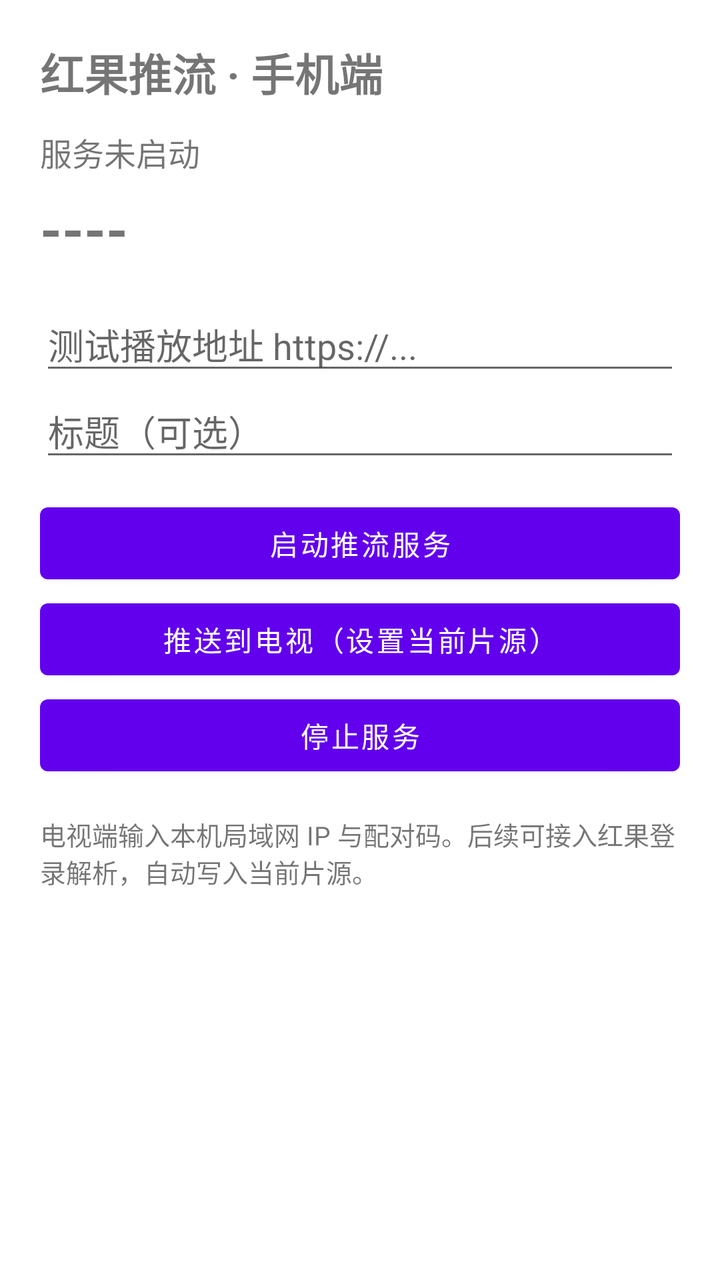
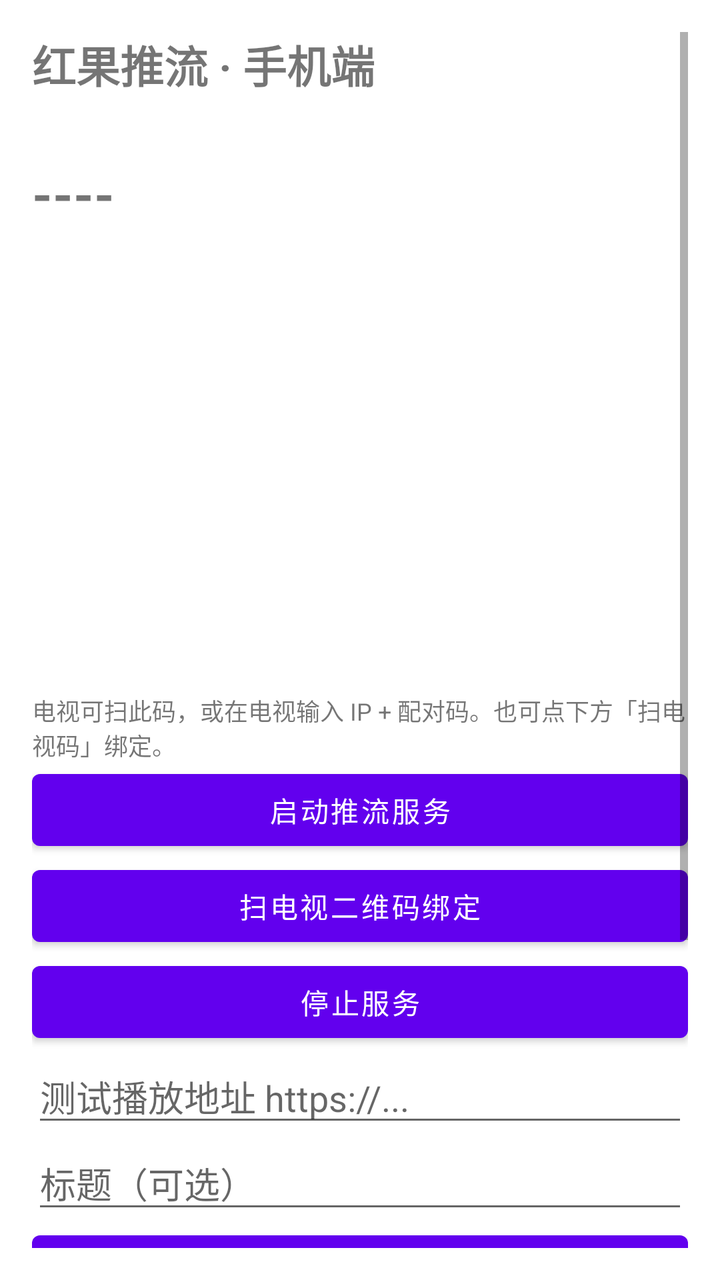

Screens rendered from an Android XML layout before and after an edit, with the pre-edit source and the edit as a unified diff.
<!-- AndroidManifest.xml: application theme Theme.HongguoPhone -->
<!-- res/layout/activity_main.xml -->
<?xml version="1.0" encoding="utf-8"?>
<ScrollView xmlns:android="http://schemas.android.com/apk/res/android"
    android:layout_width="match_parent"
    android:layout_height="match_parent"
    android:padding="20dp">
    <LinearLayout
        android:orientation="vertical"
        android:layout_width="match_parent"
        android:layout_height="wrap_content">
        <TextView
            android:layout_width="match_parent"
            android:layout_height="wrap_content"
            android:text="红果推流 · 手机端"
            android:textSize="22sp"
            android:textStyle="bold" />
        <TextView
            android:id="@+id/status"
            android:layout_width="match_parent"
            android:layout_height="wrap_content"
            android:layout_marginTop="12dp"
            android:textSize="16sp"
            android:text="服务未启动" />
        <TextView
            android:id="@+id/pairCode"
            android:layout_width="match_parent"
            android:layout_height="wrap_content"
            android:layout_marginTop="8dp"
            android:textSize="28sp"
            android:textStyle="bold"
            android:text="----" />
        <EditText
            android:id="@+id/urlInput"
            android:layout_width="match_parent"
            android:layout_height="wrap_content"
            android:layout_marginTop="16dp"
            android:hint="测试播放地址 https://..."
            android:inputType="textUri"
            android:minLines="2" />
        <EditText
            android:id="@+id/titleInput"
            android:layout_width="match_parent"
            android:layout_height="wrap_content"
            android:hint="标题（可选）"
            android:inputType="text" />
        <Button
            android:id="@+id/btnStart"
            android:layout_width="match_parent"
            android:layout_height="wrap_content"
            android:layout_marginTop="12dp"
            android:text="启动推流服务" />
        <Button
            android:id="@+id/btnPush"
            android:layout_width="match_parent"
            android:layout_height="wrap_content"
            android:text="推送到电视（设置当前片源）" />
        <Button
            android:id="@+id/btnStop"
            android:layout_width="match_parent"
            android:layout_height="wrap_content"
            android:text="停止服务" />
        <TextView
            android:layout_width="match_parent"
            android:layout_height="wrap_content"
            android:layout_marginTop="16dp"
            android:textSize="13sp"
            android:text="电视端输入本机局域网 IP 与配对码。后续可接入红果登录解析，自动写入当前片源。" />
    </LinearLayout>
</ScrollView>
<!-- resources referenced by this layout -->
<resources>
  <style name="Theme.HongguoPhone" parent="Theme.MaterialComponents.DayNight.NoActionBar" />
</resources>

<!-- the commit's change to res/layout/activity_main.xml (unified diff, before → after) -->
@@ -2,67 +2,70 @@
 <ScrollView xmlns:android="http://schemas.android.com/apk/res/android"
     android:layout_width="match_parent"
     android:layout_height="match_parent"
-    android:padding="20dp">
+    android:padding="16dp">
     <LinearLayout
         android:orientation="vertical"
         android:layout_width="match_parent"
         android:layout_height="wrap_content">
-        <TextView
+        <TextView android:layout_width="match_parent" android:layout_height="wrap_content"
+            android:text="红果推流 · 手机端" android:textSize="22sp" android:textStyle="bold" />
+        <TextView android:id="@+id/status" android:layout_width="match_parent"
+            android:layout_height="wrap_content" android:layout_marginTop="8dp" android:textSize="14sp" />
+        <TextView android:id="@+id/pairCode" android:layout_width="match_parent"
+            android:layout_height="wrap_content" android:textSize="26sp" android:textStyle="bold"
+            android:layout_marginTop="4dp" android:text="----" />
+        <ImageView android:id="@+id/qrImage" android:layout_width="220dp" android:layout_height="220dp"
+            android:layout_gravity="center_horizontal" android:layout_marginTop="8dp"
+            android:contentDescription="绑定二维码" />
+        <TextView android:layout_width="match_parent" android:layout_height="wrap_content"
+            android:text="电视可扫此码，或在电视输入 IP + 配对码。也可点下方「扫电视码」绑定。"
+            android:textSize="12sp" android:layout_marginTop="4dp" />
+
+        <Button android:id="@+id/btnStart" android:layout_width="match_parent"
+            android:layout_height="wrap_content" android:text="启动推流服务" />
+        <Button android:id="@+id/btnScanTv" android:layout_width="match_parent"
+            android:layout_height="wrap_content" android:text="扫电视二维码绑定" />
+        <Button android:id="@+id/btnStop" android:layout_width="match_parent"
+            android:layout_height="wrap_content" android:text="停止服务" />
+
+        <EditText android:id="@+id/urlInput" android:layout_width="match_parent"
+            android:layout_height="wrap_content" android:hint="测试播放地址 https://..."
+            android:inputType="textUri" android:minLines="2" />
+        <EditText android:id="@+id/titleInput" android:layout_width="match_parent"
+            android:layout_height="wrap_content" android:hint="标题（可选）" android:inputType="text" />
+        <Button android:id="@+id/btnPush" android:layout_width="match_parent"
+            android:layout_height="wrap_content" android:text="推送到电视" />
+
+        <TextView android:layout_width="match_parent" android:layout_height="wrap_content"
+            android:layout_marginTop="12dp" android:textStyle="bold" android:text="播放控制（电视跟随）" />
+        <LinearLayout android:orientation="horizontal" android:layout_width="match_parent"
+            android:layout_height="wrap_content">
+            <Button android:id="@+id/btnPlay" android:layout_width="0dp" android:layout_weight="1"
+                android:layout_height="wrap_content" android:text="播放" />
+            <Button android:id="@+id/btnPause" android:layout_width="0dp" android:layout_weight="1"
+                android:layout_height="wrap_content" android:text="暂停" />
+            <Button android:id="@+id/btnNext" android:layout_width="0dp" android:layout_weight="1"
+                android:layout_height="wrap_content" android:text="下一集" />
+        </LinearLayout>
+        <TextView android:layout_width="match_parent" android:layout_height="wrap_content" android:text="倍速" />
+        <LinearLayout android:orientation="horizontal" android:layout_width="match_parent"
+            android:layout_height="wrap_content">
+            <Button android:id="@+id/btnSp075" android:layout_width="0dp" android:layout_weight="1"
+                android:layout_height="wrap_content" android:text="0.75" />
+            <Button android:id="@+id/btnSp10" android:layout_width="0dp" android:layout_weight="1"
+                android:layout_height="wrap_content" android:text="1.0" />
+            <Button android:id="@+id/btnSp125" android:layout_width="0dp" android:layout_weight="1"
+                android:layout_height="wrap_content" android:text="1.25" />
+            <Button android:id="@+id/btnSp15" android:layout_width="0dp" android:layout_weight="1"
+                android:layout_height="wrap_content" android:text="1.5" />
+            <Button android:id="@+id/btnSp20" android:layout_width="0dp" android:layout_weight="1"
+                android:layout_height="wrap_content" android:text="2.0" />
+        </LinearLayout>
+        <androidx.appcompat.widget.SwitchCompat
+            android:id="@+id/switchAutoNext"
             android:layout_width="match_parent"
             android:layout_height="wrap_content"
-            android:text="红果推流 · 手机端"
-            android:textSize="22sp"
-            android:textStyle="bold" />
-        <TextView
-            android:id="@+id/status"
-            android:layout_width="match_parent"
-            android:layout_height="wrap_content"
-            android:layout_marginTop="12dp"
-            android:textSize="16sp"
-            android:text="服务未启动" />
-        <TextView
-            android:id="@+id/pairCode"
-            android:layout_width="match_parent"
-            android:layout_height="wrap_content"
-            android:layout_marginTop="8dp"
-            android:textSize="28sp"
-            android:textStyle="bold"
-            android:text="----" />
-        <EditText
-            android:id="@+id/urlInput"
-            android:layout_width="match_parent"
-            android:layout_height="wrap_content"
-            android:layout_marginTop="16dp"
-            android:hint="测试播放地址 https://..."
-            android:inputType="textUri"
-            android:minLines="2" />
-        <EditText
-            android:id="@+id/titleInput"
-            android:layout_width="match_parent"
-            android:layout_height="wrap_content"
-            android:hint="标题（可选）"
-            android:inputType="text" />
-        <Button
-            android:id="@+id/btnStart"
-            android:layout_width="match_parent"
-            android:layout_height="wrap_content"
-            android:layout_marginTop="12dp"
-            android:text="启动推流服务" />
-        <Button
-            android:id="@+id/btnPush"
-            android:layout_width="match_parent"
-            android:layout_height="wrap_content"
-            android:text="推送到电视（设置当前片源）" />
-        <Button
-            android:id="@+id/btnStop"
-            android:layout_width="match_parent"
-            android:layout_height="wrap_content"
-            android:text="停止服务" />
-        <TextView
-            android:layout_width="match_parent"
-            android:layout_height="wrap_content"
-            android:layout_marginTop="16dp"
-            android:textSize="13sp"
-            android:text="电视端输入本机局域网 IP 与配对码。后续可接入红果登录解析，自动写入当前片源。" />
+            android:text="自动连播下一集"
+            android:checked="true" />
     </LinearLayout>
 </ScrollView>
